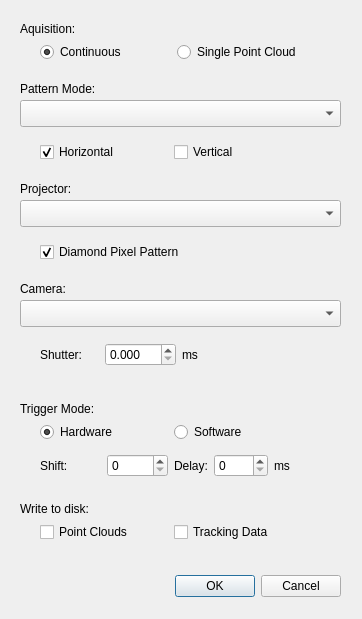
Qt form src/SLPreferenceDialog.ui (jakobwilm/slstudio) before a commit.
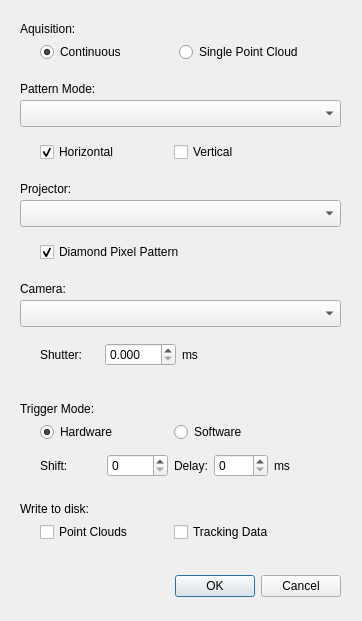
The same form after that commit.

Commit message: Added different projector sources to calibration dialog.

Patch:
```diff
--- a/src/SLPreferenceDialog.ui
+++ b/src/SLPreferenceDialog.ui
@@ -7,7 +7,7 @@
     <x>0</x>
     <y>0</y>
     <width>362</width>
-    <height>619</height>
+    <height>621</height>
    </rect>
   </property>
   <property name="sizePolicy">
@@ -322,7 +322,7 @@
     <rect>
      <x>40</x>
      <y>40</y>
-     <width>267</width>
+     <width>271</width>
      <height>24</height>
     </rect>
    </property>
```
The commit also changes 2 other files.
